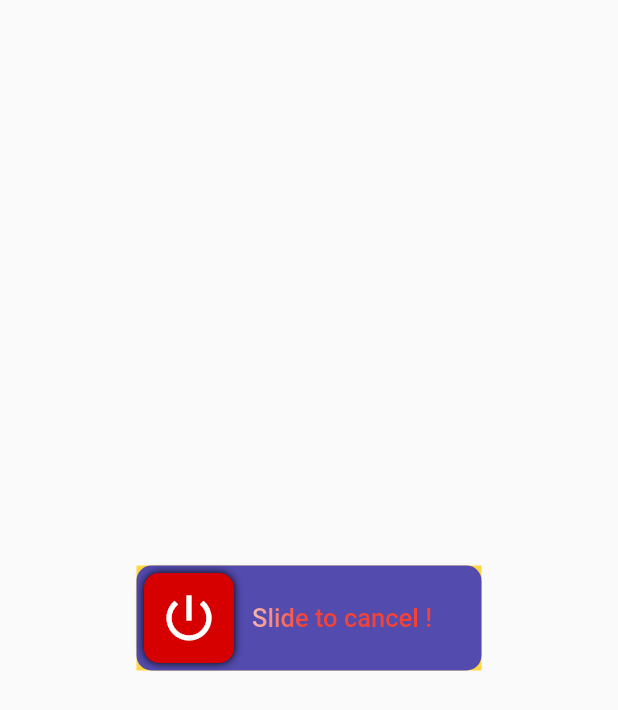
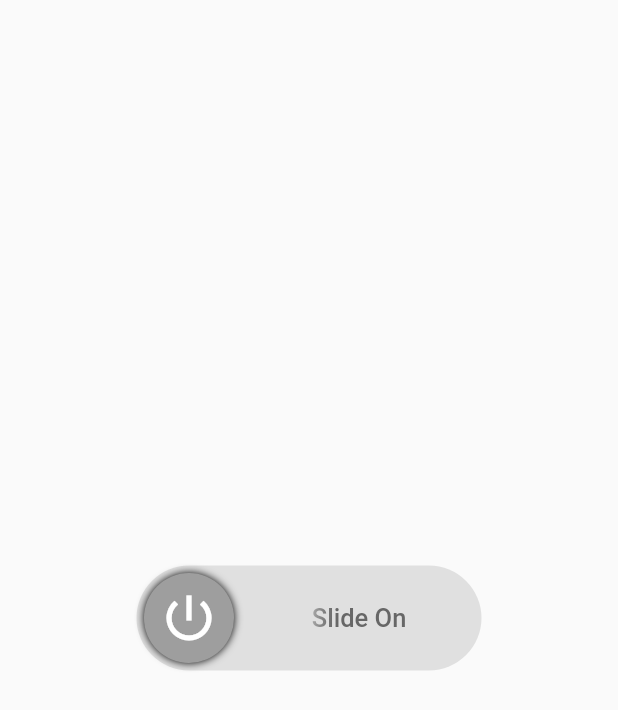
Before and after one commit to anirudhsharma392/Slider-Button, a Flutter app: the screen it shows after launch, on a phone screen of 412 x 824 dp. Shown: the top 710 px of the screen. Run offline on Flutter 3.47's test engine with Material 2 defaults, Android fonts, the phone set to English and light mode, and no system bars; our stand-ins replace vibration.

Commit message:
updated the on-of slider feature

```diff
--- a/example/lib/main.dart
+++ b/example/lib/main.dart
@@ -16,7 +16,7 @@ class MainApp extends StatelessWidget {
     return Scaffold(
         body: Center(
             child: Container(
-      color: Colors.amberAccent,
+      // color: Colors.amberAccent,
       child: SliderButton(
         value: false,
         action: (state) {
@@ -28,22 +28,27 @@ class MainApp extends StatelessWidget {
         dismissible: false,
 
         ///Put label over here
-        label: Text(
-          "Slide to cancel !",
-          style: TextStyle(
-            color: Color(0xff4a4a4a),
-            fontWeight: FontWeight.w500,
-            fontSize: 17,
-          ),
-        ),
+        // label: Text(
+        //   "Slide to cancel !",
+        //   style: TextStyle(
+        //     color: Color(0xff4a4a4a),
+        //     fontWeight: FontWeight.w500,
+        //     fontSize: 17,
+        //   ),
+        // ),
         shimmer: true,
-        icon: Center(
-            child: Icon(
+        onIcon: Icon(
           Icons.power_settings_new,
           color: Colors.white,
           size: 40.0,
           semanticLabel: 'Text to announce in accessibility modes',
-        )),
+        ),
+        offIcon: Icon(
+          Icons.ac_unit,
+          color: Colors.white,
+          size: 40.0,
+          semanticLabel: 'Text to announce in accessibility modes',
+        ),
 
         //Put BoxShadow here
         boxShadow: BoxShadow(
@@ -57,11 +62,15 @@ class MainApp extends StatelessWidget {
 
         ///Change All the color and size from here.
         width: 230,
-        radius: 10,
-        buttonColor: Color(0xffd60000),
-        backgroundColor: Color(0xff534bae),
-        highlightedColor: Colors.white,
-        baseColor: Colors.red,
+        radius: 50,
+        onButtonColor: Colors.orange.shade800,
+        offButtonColor: Colors.grey.shade500,
+        offBackgroundColor: Colors.grey.shade300,
+        onBackgroundColor: Colors.orange.shade500,
+        onHighlightedColor: Colors.white,
+        offHighlightedColor: Colors.white,
+        onBaseColor: Colors.black,
+        offBaseColor: Colors.black54,
       ),
     )));
   }
--- a/lib/src/slider.dart
+++ b/lib/src/slider.dart
@@ -17,18 +17,27 @@ class SliderButton extends StatefulWidget {
   final double buttonSize;
 
   ///Use it to define a color of widget.
-  final Color backgroundColor;
-  final Color baseColor;
-  final Color highlightedColor;
-  final Color buttonColor;
+  final Color onBackgroundColor;
+  final Color offBackgroundColor;
+  final Color onBaseColor;
+  final Color offBaseColor;
+  final Color onHighlightedColor;
+  final Color offHighlightedColor;
+  final Color onButtonColor;
+  final Color offButtonColor;
 
   ///Change it to gave a label on a widget of your choice.
-  final Text? label;
+  final Text? onlabel, offlabel;
+  TextStyle _textStyle = TextStyle(
+    color: Color(0xff4a4a4a),
+    fontWeight: FontWeight.w500,
+    fontSize: 17,
+  );
 
   ///Gives a alignment to a slider icon.
   final Alignment alignLabel;
   final BoxShadow? boxShadow;
-  final Widget? icon;
+  final Widget? offIcon, onIcon;
   final Function action;
 
   ///Make it false if you want to deactivate the shimmer effect.
@@ -61,12 +70,28 @@ class SliderButton extends StatefulWidget {
     this.buttonSize = 60,
     this.width = 250,
     this.alignLabel = const Alignment(0.4, 0),
-    this.backgroundColor = const Color(0xffe0e0e0),
-    this.baseColor = Colors.black87,
-    this.buttonColor = Colors.white,
-    this.highlightedColor = Colors.white,
-    this.label,
-    this.icon,
+    this.onBackgroundColor = Colors.greenAccent,
+    this.offBackgroundColor = const Color(0xffe0e0e0),
+    this.onBaseColor = Colors.black87,
+    this.offBaseColor = Colors.black54,
+    this.onButtonColor = Colors.green,
+    this.offButtonColor = Colors.grey,
+    this.onHighlightedColor = Colors.white,
+    this.offHighlightedColor = Colors.white,
+    this.onlabel = const Text('Slide On',
+        style: TextStyle(
+          color: Color(0xff4a4a4a),
+          fontWeight: FontWeight.w500,
+          fontSize: 17,
+        )),
+    this.offlabel = const Text('Slide Off',
+        style: TextStyle(
+          color: Color(0xff4a4a4a),
+          fontWeight: FontWeight.w500,
+          fontSize: 17,
+        )),
+    this.offIcon,
+    this.onIcon,
     this.dismissible = true,
     this.dismissThresholds = 1.0,
     this.disable = false,
@@ -114,7 +139,11 @@ class _SliderButtonState extends State<SliderButton> {
       height: widget.height,
       width: widget.width,
       decoration: BoxDecoration(
-        color: widget.disable ? Colors.grey.shade700 : widget.backgroundColor,
+        color: widget.disable
+            ? Colors.grey.shade700
+            : state
+                ? widget.onBackgroundColor
+                : widget.offBackgroundColor,
         borderRadius: BorderRadius.circular(widget.radius),
       ),
       alignment: Alignment.centerLeft,
@@ -126,13 +155,21 @@ class _SliderButtonState extends State<SliderButton> {
                 state ? Alignment(-widget.alignLabel.x, 0) : widget.alignLabel,
             child: widget.shimmer && !widget.disable
                 ? Shimmer.fromColors(
-                    baseColor: widget.disable ? Colors.grey : widget.baseColor,
-                    highlightColor: widget.highlightedColor,
-                    child: widget.label!,
+                    baseColor: widget.disable
+                        ? Colors.grey
+                        : state
+                            ? widget.onBaseColor
+                            : widget.offBaseColor,
+                    highlightColor: state
+                        ? widget.onHighlightedColor
+                        : widget.offHighlightedColor,
+                    child: state ? widget.offlabel! : widget.onlabel!,
                     direction:
                         state ? ShimmerDirection.rtl : ShimmerDirection.ltr,
                   )
-                : widget.label!,
+                : state
+                    ? widget.offlabel!
+                    : widget.onlabel!,
           ),
           widget.disable
               ? Tooltip(
@@ -156,7 +193,7 @@ class _SliderButtonState extends State<SliderButton> {
                               color: Colors.grey,
                               borderRadius:
                                   BorderRadius.circular(widget.radius)),
-                          child: Center(child: widget.icon),
+                          child: Center(child: widget.offIcon),
                         ),
                   ),
                 )
@@ -198,10 +235,13 @@ class _SliderButtonState extends State<SliderButton> {
                               boxShadow: [
                                 widget.boxShadow!,
                               ],
-                              color: widget.buttonColor,
+                              color: state
+                                  ? widget.onButtonColor
+                                  : widget.offButtonColor,
                               borderRadius:
                                   BorderRadius.circular(widget.radius)),
-                          child: Center(child: widget.icon),
+                          child: Center(
+                              child: state ? widget.offIcon : widget.onIcon),
                         ),
                   ),
                 ),
```
